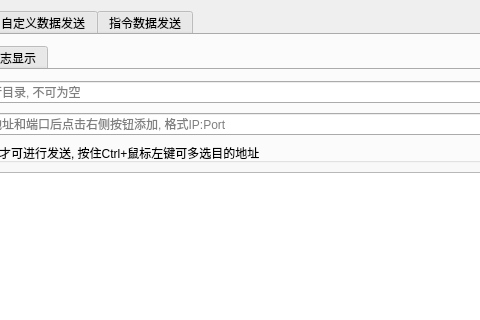
Before: the Qt Designer form DataProcessor/mainwindow.ui in mawenshui/My_Tools_Project, drawn with Qt 5; both pictures show x 116 to 596 and y 0 to 320 of the 847 by 540 pixel window.
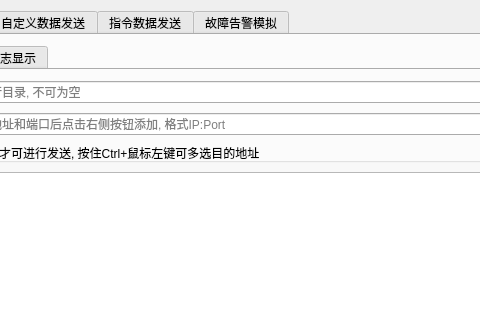
After: the same form once the commit is applied. Custom widgets are drawn as their Qt base class.

Commit message: 添加故障告警数据发送功能

What changed in the file:
```diff
--- a/DataProcessor/mainwindow.ui
+++ b/DataProcessor/mainwindow.ui
@@ -395,6 +395,11 @@
           <string>指令数据发送</string>
          </attribute>
         </widget>
+        <widget class="faultAlarmWidget" name="tab_FaultAlarmWidget">
+         <attribute name="title">
+          <string>故障告警模拟</string>
+         </attribute>
+        </widget>
        </widget>
       </item>
      </layout>
@@ -414,6 +419,12 @@
    <header>orderSend/ordersendwidget.h</header>
    <container>1</container>
   </customwidget>
+  <customwidget>
+   <class>faultAlarmWidget</class>
+   <extends>QWidget</extends>
+   <header>faultAlarmWidget/faultalarmwidget.h</header>
+   <container>1</container>
+  </customwidget>
  </customwidgets>
  <resources/>
  <connections/>
```
Left out of the diff: 3 changed lines with no effect on the pictures. The commit also changes 13 other files.
